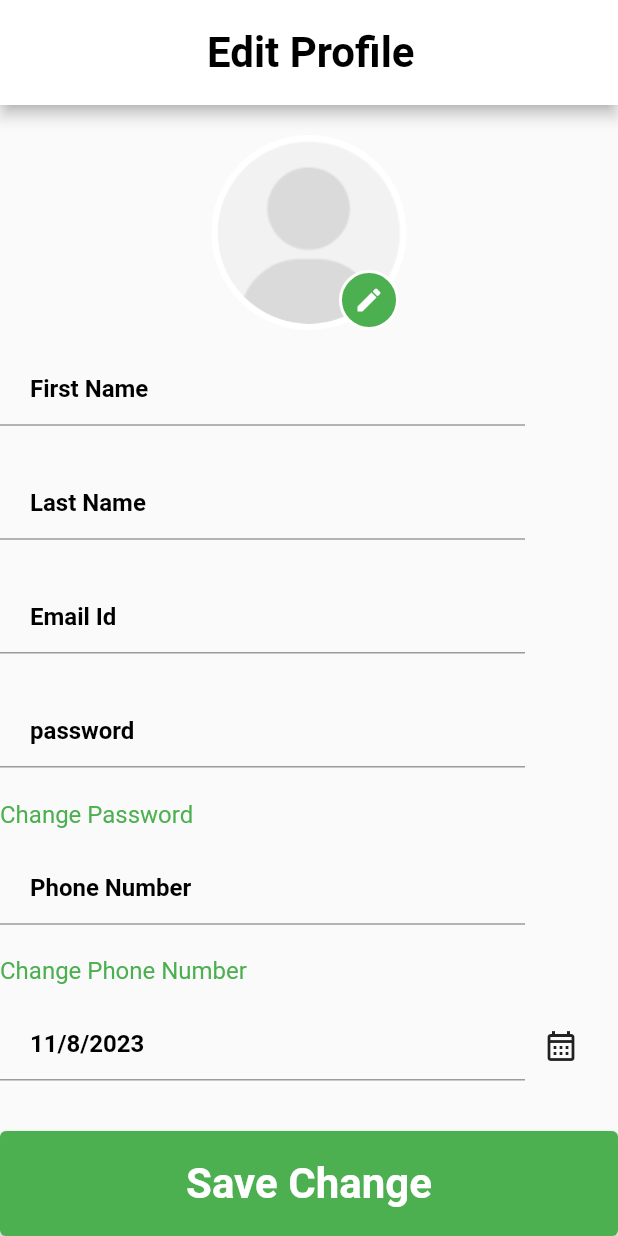
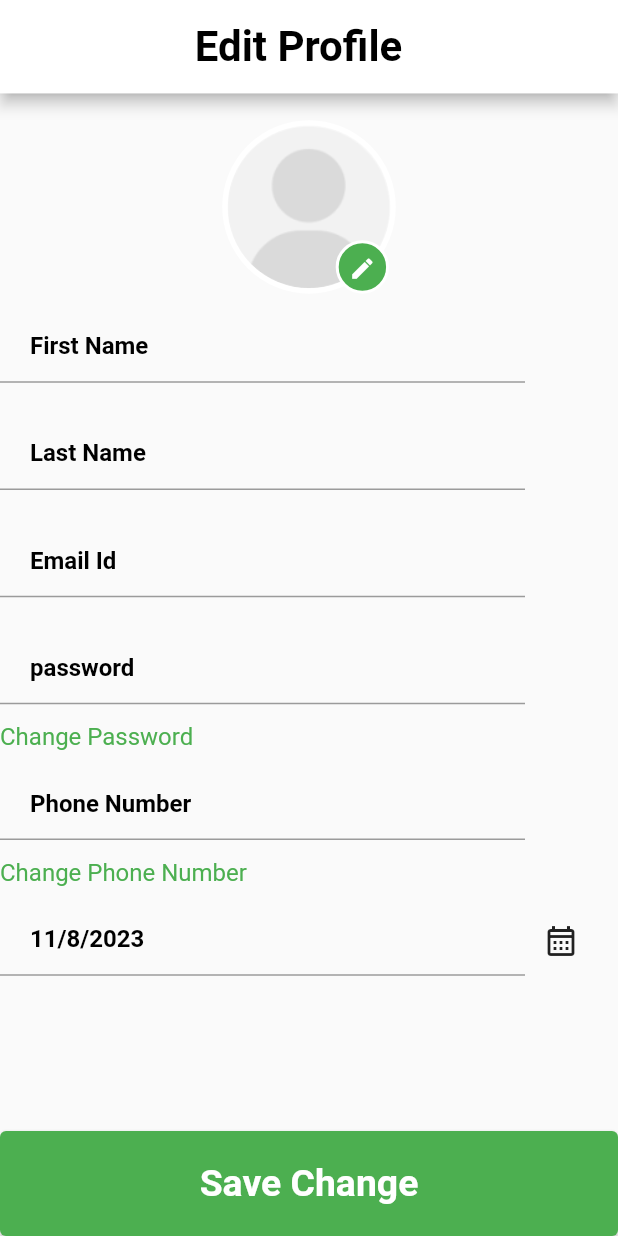
Before and after one commit to LET-BE-X/Givegi, a Flutter app: the EditProfile screen opened directly, on a phone screen of 412 x 824 dp. Run offline on Flutter 3.47's test engine with Material 2 defaults, Android fonts, the phone set to English and light mode, and no system bars; our stand-ins replace carousel_slider, curved_navigation_bar, flutter_screenutil, flutter_svg, gap, get and 2 more; missing offline and left inert: flutter_osm_plugin, flutter_verification_code.

Commit message:
minor change

```diff
--- a/lib/view/ProfileScreen/Screens/Edit_Profile.dart
+++ b/lib/view/ProfileScreen/Screens/Edit_Profile.dart
@@ -26,12 +26,12 @@ class _EditProfileState extends State<EditProfile> {
     return Obx(
       () => Scaffold(
         appBar: AppBar(
-          toolbarHeight: 70,
+          toolbarHeight: 70.h,
           backgroundColor: Colors.white,
           title: Row(
             children: [
-              Gap(66),
-              Text(
+              Gap(65.h),
+              const Text(
                 "Edit Profile",
                 style: TextStyle(
                     fontSize: 28,
@@ -46,14 +46,14 @@ class _EditProfileState extends State<EditProfile> {
           scrollDirection: Axis.vertical,
           child: Column(
             children: [
-              Gap(20),
+              Gap(20.h),
               Center(
                 child: Stack(children: [
                   Container(
-                    width: 130,
-                    height: 130,
+                    width: 130.h,
+                    height: 130.h,
                     decoration: BoxDecoration(
-                      border: Border.all(width: 4, color: Colors.white),
+                      border: Border.all(width: 4.h, color: Colors.white),
                       shape: BoxShape.circle,
                     ),
                     child: ClipOval(
@@ -72,8 +72,8 @@ class _EditProfileState extends State<EditProfile> {
                       bottom: 0,
                       right: 0,
                       child: Container(
-                        height: 40,
-                        width: 50,
+                        height: 40.h,
+                        width: 50.h,
                         decoration: BoxDecoration(
                             shape: BoxShape.circle,
                             border: Border.all(
@@ -87,7 +87,7 @@ class _EditProfileState extends State<EditProfile> {
                               controller.changeProfile(context);
                             },
                             icon:
-                                Icon(Icons.edit, color: Colors.white, size: 20),
+                                Icon(Icons.edit, color: Colors.white, size: 20.h),
                             color: Colors.white,
                           ),
                         ),
@@ -95,19 +95,18 @@ class _EditProfileState extends State<EditProfile> {
 
                 ]),
               ),
-              Gap(10.h),
+              Gap(5.h),
               customtextbox(hint: "First Name", ispass: false),
-              Gap(10.h),
+              Gap(5.h),
               customtextbox(hint: "Last Name", ispass: false),
-              Gap(10.h),
+              Gap(5.h),
               customtextbox(hint: "Email Id", ispass: false),
-              Gap(10.h),
+              Gap(5.h),
               Column(
                 mainAxisAlignment: MainAxisAlignment.start,
                 crossAxisAlignment: CrossAxisAlignment.start,
                 children: [
                   customtextbox(hint: "password", ispass: true),
-                  Gap(10),
                   "Change Password"
                       .text
                       .start
@@ -116,7 +115,7 @@ class _EditProfileState extends State<EditProfile> {
                       .make()
                 ],
               ),
-              Gap(10.h),
+              Gap(5.h),
               Column(
                 mainAxisAlignment: MainAxisAlignment.start,
                 crossAxisAlignment: CrossAxisAlignment.start,
@@ -125,7 +124,6 @@ class _EditProfileState extends State<EditProfile> {
                       hint: "Phone Number",
                       ispass: false,
                       type: TextInputType.number),
-                  Gap(10.h),
                   "Change Phone Number"
                       .text
                       .start
@@ -134,12 +132,12 @@ class _EditProfileState extends State<EditProfile> {
                       .make()
                 ],
               ),
-              Gap(10.h),
+              Gap(5.h),
               customtextbox(
                 hint: DateFormat.yMd().format(_selecteddate),
                 ispass: false,
                 widget: IconButton(
-                  icon: Icon(Icons.calendar_month_outlined),
+                  icon: const Icon(Icons.calendar_month_outlined),
                   onPressed: () {
                     _getDateFromUser();
                   },
@@ -150,14 +148,14 @@ class _EditProfileState extends State<EditProfile> {
           ),
         ),
 
-        bottomSheet: SizedBox(
+        bottomNavigationBar: SizedBox(
             width: double.infinity,
             height: 70,
             child: ElevatedButton(
               onPressed: () {},
               child: Text(
                 "Save Change",
-                style: TextStyle(fontSize: 28, fontWeight: FontWeight.bold),
+                style:  TextStyle(fontSize: 28.h, fontWeight: FontWeight.bold),
               ),
             )),
       ),
--- a/lib/view/ProfileScreen/Widgets/profile_widgits.dart
+++ b/lib/view/ProfileScreen/Widgets/profile_widgits.dart
@@ -33,11 +33,11 @@ class Profilephoto extends StatelessWidget {
                       "$Pagename",
                        style: TextStyle(fontSize: 26.h,fontWeight: FontWeight.bold),
                      ),
-                    Gap(135.h),
+                    Gap(115.h),
                     InkWell(child: CircleAvatar(
-                      radius: 15.h,
+                      radius: 25.h,
                       backgroundColor: Colors.purple,
-                      child: Icon(Icons.exit_to_app,size: 20.h,),),onTap: (){},)
+                      child: Icon(Icons.exit_to_app,size: 35.h,),),onTap: (){},)
                   ],
                 ),
                 SizedBox(
```
Also changed, not shown: lib/view/HomeScreen/Screens/Home_Screens.dart (+0 -23 lines).
